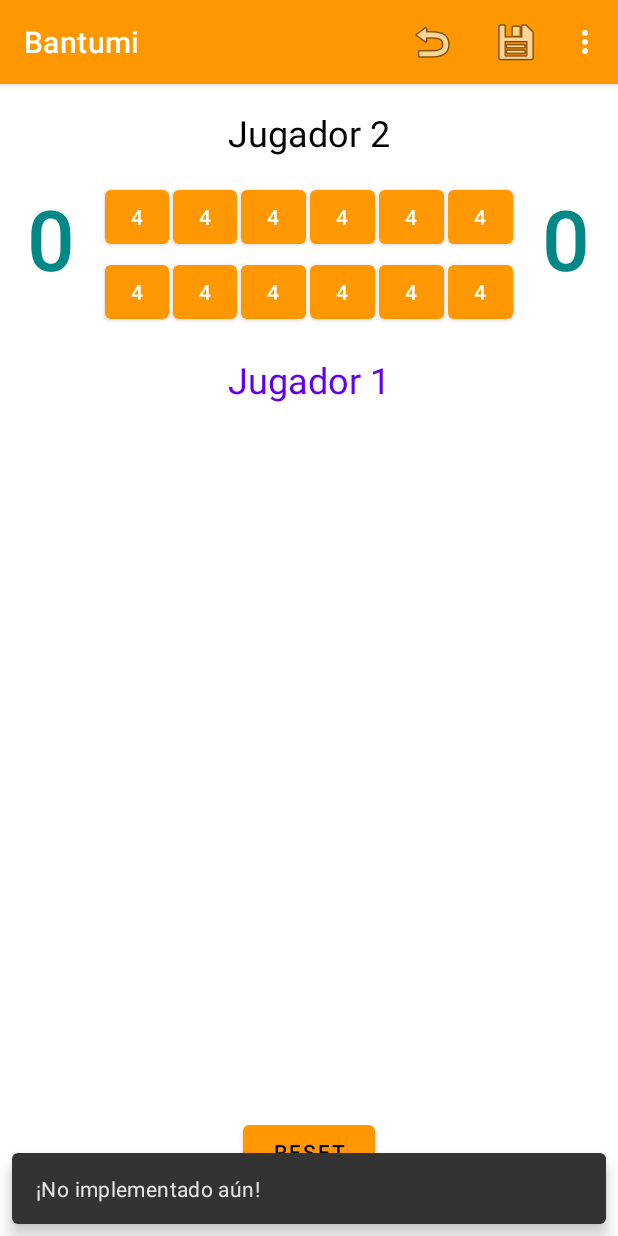
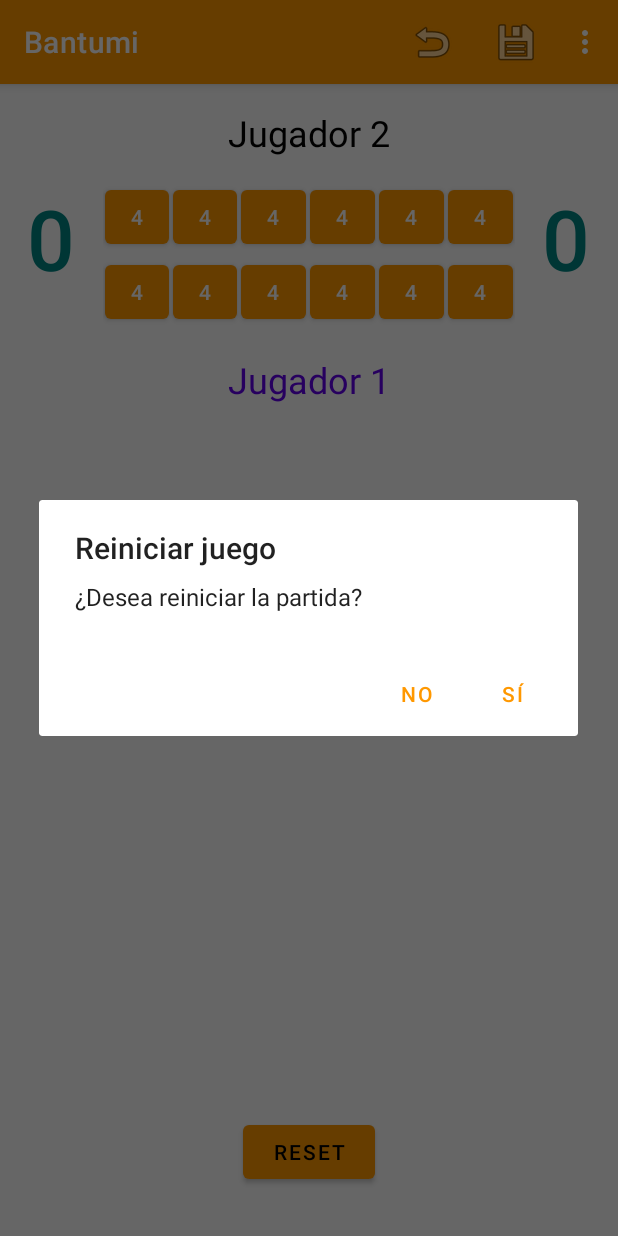
Before and after one commit to mangelsanchezUPM/bantumi, an Android app: the screen it shows after launch (MainActivity), after a tap on "Reiniciar", on a phone screen of 412 x 824 dp. Run offline under Robolectric (Android 15) with nearby library versions, the phone set to English and light mode, and no system bars.

Commit message:
Opción de reiniciar partida #1

```diff
--- a/app/src/main/java/es/upm/miw/bantumi/MainActivity.java
+++ b/app/src/main/java/es/upm/miw/bantumi/MainActivity.java
@@ -122,7 +122,9 @@ public class MainActivity extends AppCompatActivity {
                         .setPositiveButton(android.R.string.ok, null)
                         .show();
                 return true;
-
+            case R.id.opcReiniciarPartida:
+                new RestartAlertDialog().show(getSupportFragmentManager(), "ALERT_DIALOG");
+                return true;
             // @TODO!!! resto opciones
 
             default:
--- /dev/null
+++ b/app/src/main/java/es/upm/miw/bantumi/RestartAlertDialog.java
@@ -0,0 +1,43 @@
+package es.upm.miw.bantumi;
+
+import android.content.DialogInterface;
+import android.os.Bundle;
+
+import androidx.annotation.NonNull;
+import androidx.appcompat.app.AlertDialog;
+import androidx.appcompat.app.AppCompatDialog;
+import androidx.appcompat.app.AppCompatDialogFragment;
+
+public class RestartAlertDialog extends AppCompatDialogFragment {
+    @NonNull
+    @Override
+	public AppCompatDialog onCreateDialog(Bundle savedInstanceState) {
+		final MainActivity main = (MainActivity) getActivity();
+
+        assert main != null;
+        AlertDialog.Builder builder = new AlertDialog.Builder(main);
+        builder
+                .setTitle(R.string.txtDialogoReiniciarTitulo)
+                .setMessage(R.string.txtDialogoReiniciarPregunta)
+                .setPositiveButton(
+                        getString(R.string.txtDialogoReiniciarAfirmativo),
+                        new DialogInterface.OnClickListener() {
+                            @Override
+                            public void onClick(DialogInterface dialog, int which) {
+                                main.juegoBantumi.inicializar(JuegoBantumi.Turno.turnoJ1);
+                            }
+                        }
+                )
+                .setNegativeButton(
+                        getString(R.string.txtDialogoReiniciarNegativo),
+                        new DialogInterface.OnClickListener() {
+                            @Override
+                            public void onClick(DialogInterface dialog, int which) {
+                                ;
+                            }
+                        }
+                );
+
+		return builder.create();
+	}
+}
--- a/app/src/main/res/values/strings.xml
+++ b/app/src/main/res/values/strings.xml
@@ -49,4 +49,10 @@
     <string name="txtDialogoFinalAfirmativo">Sí</string>
     <string name="txtDialogoFinalNegativo">No</string>
 
+    <!-- Diálogo Reiniciar -->
+    <string name="txtDialogoReiniciarTitulo">Reiniciar juego</string>
+    <string name="txtDialogoReiniciarPregunta">¿Desea reiniciar la partida?</string>
+    <string name="txtDialogoReiniciarAfirmativo">Sí</string>
+    <string name="txtDialogoReiniciarNegativo">No</string>
+
 </resources>
```
